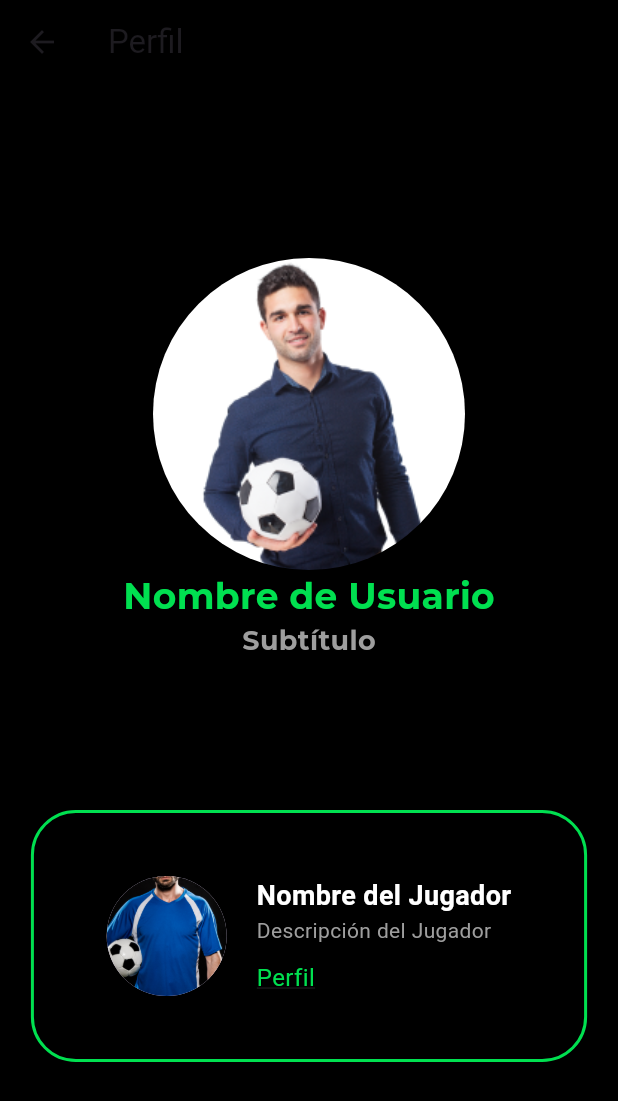
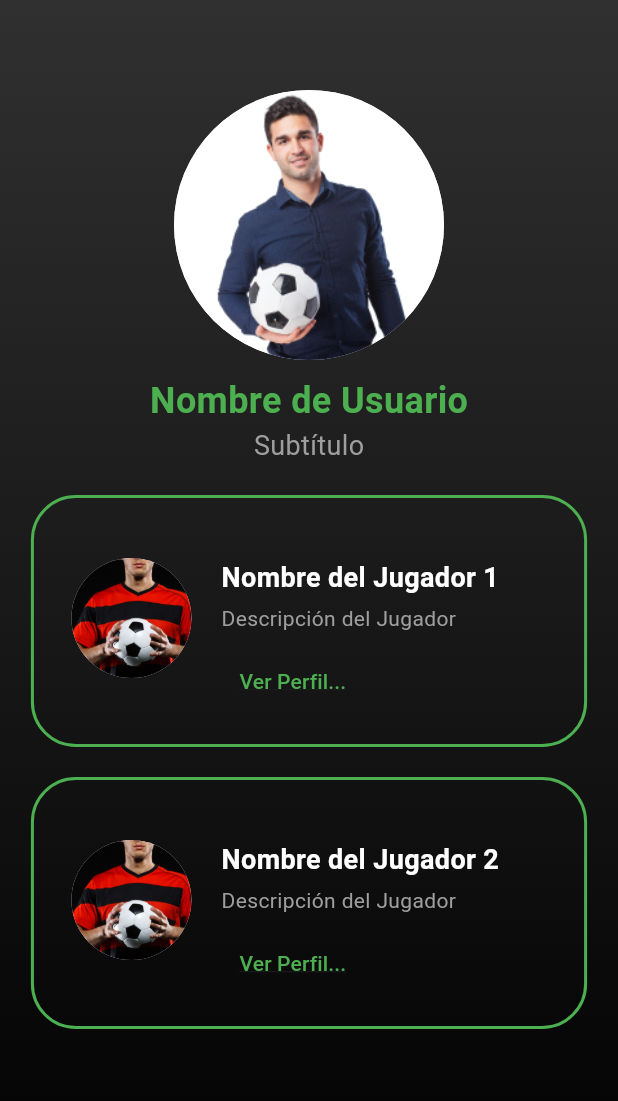
Before and after one commit to GeronimoB/browebcode, a Flutter app: the PerfilPage screen opened directly, on a phone screen of 412 x 824 dp. Shown: the top 1101 px of the screen. Run offline on Flutter 3.47's test engine with Material 3 defaults, Android fonts, the light colour scheme and no system bars; project files that could hold a hidden picture were left out.

Commit message:
CHange from basics menu

```diff
--- a/lib/Screens/Perfil.dart
+++ b/lib/Screens/Perfil.dart
@@ -1,116 +1,114 @@
 import 'package:flutter/material.dart';
 
 class PerfilPage extends StatelessWidget {
+  const PerfilPage({super.key});
+
   @override
   Widget build(BuildContext context) {
-    // Obtener el ancho de la pantalla
     final screenWidth = MediaQuery.of(context).size.width;
 
     return Scaffold(
-      appBar: AppBar(
-        title: Text('Perfil'),
       backgroundColor: Colors.black,
-      ),
-      backgroundColor: Colors.black,
-      body: Center(
-        child: Column(
-          mainAxisAlignment: MainAxisAlignment.center,
-          children: [
-            // Imagen, nombre y subtítulo
-            Positioned(
-              top: 20.0,
-              left: 0,
-              right: 0,
-              child: Center(
-                child: Container(
-                  width: 208.0,
-                  height: 208.0,
+      body: Container(
         decoration: BoxDecoration(
-                    shape: BoxShape.circle,
-                    image: DecorationImage(
-                      image: AssetImage('assets/user.png'),
-                      fit: BoxFit.cover,
+          gradient: LinearGradient(
+            begin: Alignment.topCenter,
+            end: Alignment.bottomCenter,
+            colors: [Colors.grey[850]!, Colors.black],
           ),
         ),
+        child: Column(
+
+          children: <Widget>[
+                        const SizedBox(height: 40),
+            SizedBox(height: MediaQuery.of(context).padding.top + 20),
+            const CircleAvatar(
+              radius: 90.0,
+              backgroundImage: AssetImage('assets/user.png'),
+            ),
+            const SizedBox(height: 10),
+            const Text(
+              'Nombre de Usuario',
+              style: TextStyle(
+                color: Colors.green,
+                fontWeight: FontWeight.bold,
+                fontSize: 24.0,
               ),
             ),
-            ),
-            Text(
-              'Nombre de Usuario',
+            const Text(
+              'Subtítulo',
               style: TextStyle(
-                fontSize: 24.0,
-                fontWeight: FontWeight.bold,
-                fontFamily: 'Montserrat',
-                color: Color(0xFF00E050),
+                color: Colors.grey,
+                fontSize: 18.0,
               ),
             ),
+            const SizedBox(height: 10),
+            jugadorCard(screenWidth, 'Nombre del Jugador 1', 'assets/jugador1.png'),
+            jugadorCard(screenWidth, 'Nombre del Jugador 2', 'assets/jugador1.png'),
+          ],
+        ),
+      ),
+    );
+  }
+
+Widget jugadorCard(double screenWidth, String nombreJugador, String imageAsset) {
+  return Container(
+    height: 168.0,
+    margin: EdgeInsets.symmetric(vertical: 10.0, horizontal: screenWidth * 0.05),
+    width: screenWidth * 0.9,
+    decoration: BoxDecoration(
+      borderRadius: BorderRadius.circular(30.0),
+      border: Border.all(color: Colors.green, width: 2.0),
+    ),
+    child: Padding(
+      padding: const EdgeInsets.symmetric(horizontal: 25.0),
+      child: Column(
+        children: [
+          const SizedBox(height: 40),
+          Row(
+            crossAxisAlignment: CrossAxisAlignment.start,
+            children: [
+              CircleAvatar(
+                radius: 40.0,
+                backgroundImage: AssetImage(imageAsset),
+              ),
+              const SizedBox(width: 20),
+              Expanded(
+                child: Column(
+                  crossAxisAlignment: CrossAxisAlignment.start,
+                  children: [
                     Text(
-              'Subtítulo',
+                      nombreJugador,
+                      style: const TextStyle(
+                        color: Colors.white,
+                        fontWeight: FontWeight.bold,
+                        fontSize: 18.0,
+                      ),
+                    ),
+                    const SizedBox(height: 4),
+                    const Text(
+                      'Descripción del Jugador',
                       style: TextStyle(
-                fontSize: 18.0,
-                fontFamily: 'Montserrat',
                         color: Colors.grey,
                       ),
                     ),
-            SizedBox(height: 100),
-            // Tarjetas de jugador
-            Container(
-              width: screenWidth * 0.9, // Ancho de la tarjeta
-              height: 168.0,
-              margin: EdgeInsets.symmetric(horizontal: 20.0),
-              decoration: BoxDecoration(
-                border: Border.all(
-                  color: Color(0xFF00E050),
-                  width: 2.0,
+                    const SizedBox(height: 8),
+                    Align(
+                      alignment: Alignment.centerLeft,
+                      child: TextButton(
+                        child: const Text(
+                          'Ver Perfil...',
+                          style: TextStyle(
+                            color: Colors.green,
+                            decoration: TextDecoration.underline,
                           ),
-                borderRadius: BorderRadius.circular(30.0),
                         ),
-              child: Row(
-                mainAxisAlignment: MainAxisAlignment.center,
-                children: [
-                  // Columna para la imagen del jugador
-                  Column(
-                    mainAxisAlignment: MainAxisAlignment.center,
-                    children: [
-                      CircleAvatar(
-                        radius: 40.0,
-                        backgroundImage: AssetImage('assets/jugador.png'),
+                        onPressed: () {
+                          // Acción al hacer clic en Ver Perfil
+                        },
+                      ),
                     ),
                   ],
-                  ),
-                  SizedBox(width: 20), // Separación entre columnas
-                  // Columna para el nombre, descripción y enlace "Perfil"
-                  Column(
-                    mainAxisAlignment: MainAxisAlignment.center,
-                    crossAxisAlignment: CrossAxisAlignment.start,
-                    children: [
-                      Text(
-                        'Nombre del Jugador',
-                        style: TextStyle(
-                          fontSize: 18.0,
-                          fontWeight: FontWeight.bold,
-                          color: Colors.white,
-                        ),
-                      ),
-                      Text(
-                        'Descripción del Jugador',
-                        style: TextStyle(
-                          fontSize: 14.0,
-                          color: Colors.grey,
-                        ),
-                      ),
-                      SizedBox(height: 10),
-                      InkWell(
-                        onTap: () {
-                          // Acción al hacer clic en el texto "Perfil"
-                        },
-                        child: Text(
-                          'Perfil',
-                          style: TextStyle(
-                            fontSize: 16.0,
-                            color: Color(0xFF00E050),
-                            decoration: TextDecoration.underline,
-                          ),
                 ),
               ),
             ],
@@ -118,9 +116,6 @@ class PerfilPage extends StatelessWidget {
         ],
       ),
     ),
-          ],
-        ),
-      ),
   );
 }
 }
--- a/lib/Sing_in.dart
+++ b/lib/Sing_in.dart
@@ -1,6 +1,6 @@
 import 'package:flutter/material.dart';
 import 'package:bro_app_to/Screens/bottom_navigation_bar.dart';
-
+import 'package:bro_app_to/olvide_contrasena.dart';
 class SignInScreen extends StatelessWidget {
   @override
   Widget build(BuildContext context) {
@@ -79,7 +79,9 @@ class SignInScreen extends StatelessWidget {
                 Align(
                   child: TextButton(
                     onPressed: () {
-                      // Lógica para recuperar contraseña
+                      Navigator.of(context).push(
+                        MaterialPageRoute(builder: (context) => OlvideContrasenaPage()),
+                      );
                     },
                     child: const Text(
                       '¿Se te ha olvidado la contraseña?',
--- a/pubspec.yaml
+++ b/pubspec.yaml
@@ -73,6 +73,7 @@ flutter:
     - assets/No Match.png
     - assets/X.png
     - assets/user.png
+    - assets/Fondo_oc.png
   # The following line ensures that the Material Icons font is
   # included with your application, so that you can use the icons in
   # the material Icons class.
```
Also changed, not shown: lib/Screens/Inicio.dart (+53 -12 lines), lib/Screens/Match.dart (+86 -47 lines), lib/Screens/Mensajes.dart (+67 -96 lines), lib/Sing_up_2.dart (+13 -6 lines), lib/olvide_contrasena.dart (added, +90 -0 lines), assets/Fondo_oc.png (added). Lines whose indentation alone changed are shown as unchanged.
